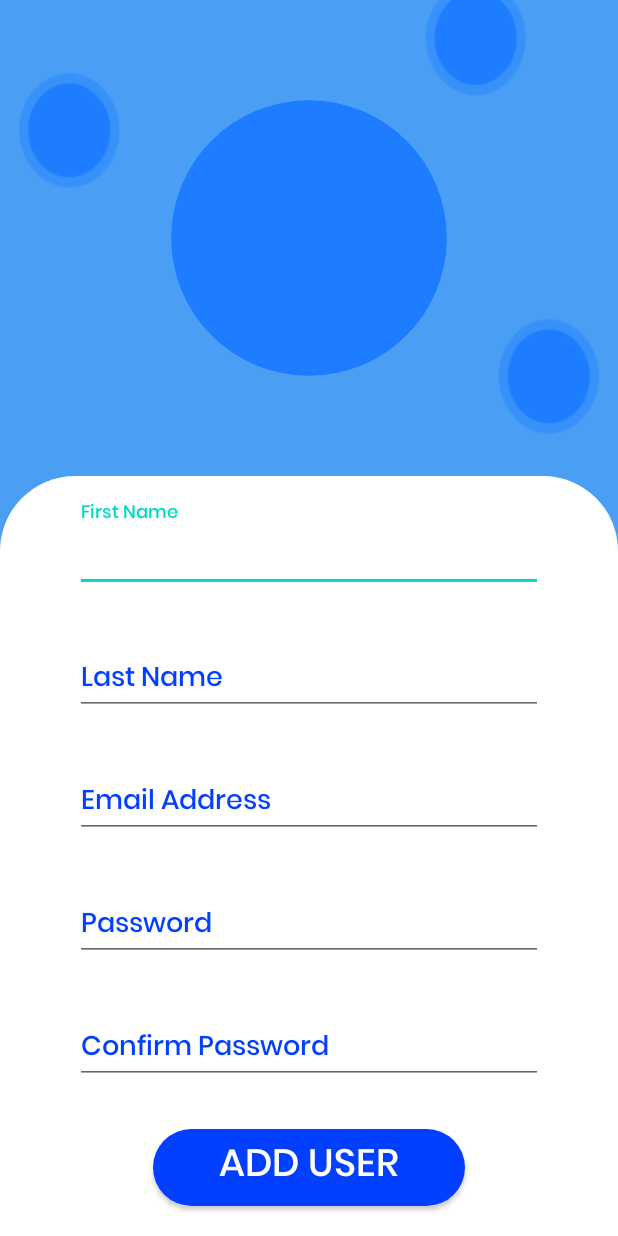
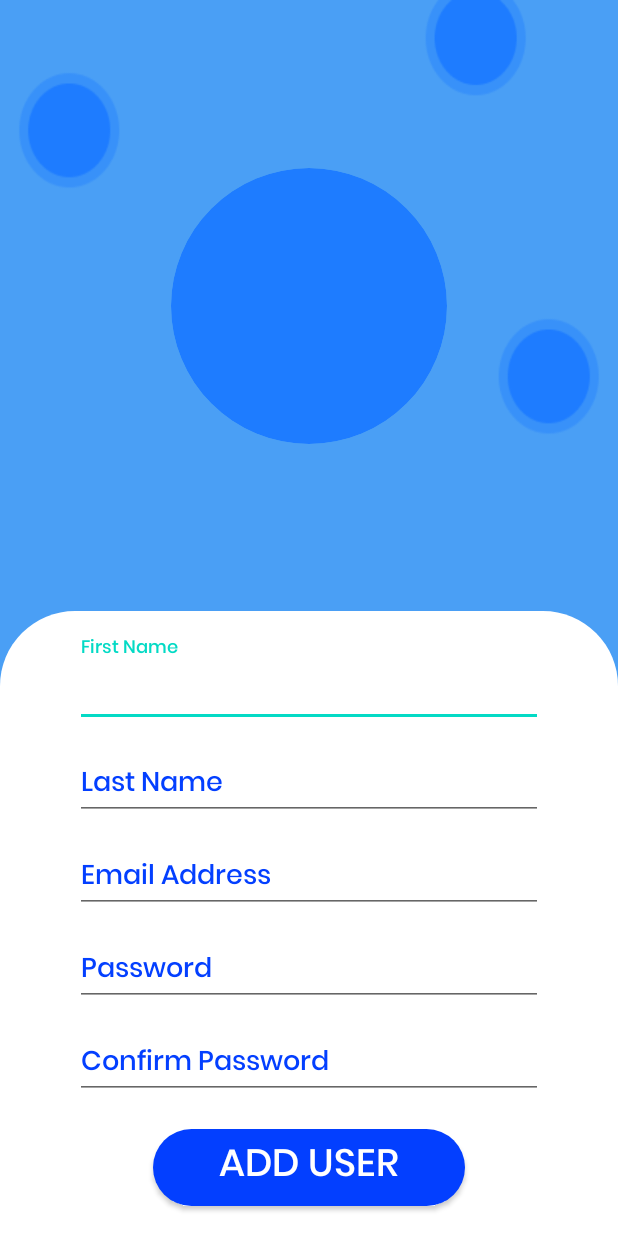
Before and after one commit to Meriem453/ResiMob, an Android app: the AddUserActivity screen opened directly, with no data from a screen before it, on a phone screen of 412 x 824 dp. Run offline under Robolectric (Android 15) with nearby library versions, the phone set to English and light mode, and no system bars; our stand-ins replace Firebase (no records; nobody signed in at launch, a user with empty details on screens opened directly).

Commit message:
improve activities design

```diff
--- a/app/src/main/res/layout/activity_add_user.xml
+++ b/app/src/main/res/layout/activity_add_user.xml
@@ -33,11 +33,9 @@
             android:layout_width="match_parent"
             android:layout_height="wrap_content"
             android:layout_marginHorizontal="50dp"
-            android:layout_marginBottom="10dp"
+            android:layout_marginTop="15dp"
             android:layout_weight="1"
-            android:textColorHint="@color/blue_botton"
-            android:layout_marginTop="15dp"
-            >
+            android:textColorHint="@color/blue_botton">
 
             <com.google.android.material.textfield.TextInputEditText
                 android:id="@+id/first_name"
@@ -52,7 +50,7 @@
             android:layout_width="match_parent"
             android:layout_height="wrap_content"
             android:layout_marginHorizontal="50dp"
-            android:layout_marginVertical="10dp"
+
             android:layout_weight="1"
             android:textColorHint="@color/blue_botton">
 
@@ -69,7 +67,6 @@
             android:layout_width="match_parent"
             android:layout_height="wrap_content"
             android:layout_marginHorizontal="50dp"
-            android:layout_marginVertical="10dp"
             android:layout_weight="1"
             android:textColorHint="@color/blue_botton">
 
@@ -88,7 +85,6 @@
             android:layout_width="match_parent"
             android:layout_height="wrap_content"
             android:layout_marginHorizontal="50dp"
-            android:layout_marginVertical="10dp"
             android:layout_weight="1"
             android:textColorHint="@color/blue_botton">
 
@@ -107,7 +103,6 @@
             android:layout_width="match_parent"
             android:layout_height="wrap_content"
             android:layout_marginHorizontal="50dp"
-            android:layout_marginVertical="10dp"
             android:layout_weight="1"
             android:textColorHint="@color/blue_botton"
 
--- a/app/src/main/res/values-night/themes.xml
+++ b/app/src/main/res/values-night/themes.xml
@@ -1,6 +1,6 @@
 <resources xmlns:tools="http://schemas.android.com/tools">
     <!-- Base application theme. -->
-    <style name="Theme.Residence_App" parent="Theme.AppCompat.Light.DarkActionBar">
+    <style name="Theme.Residence_App" parent="Theme.AppCompat.Light.NoActionBar">
         <!-- Primary brand color. -->
         <item name="colorPrimary">@color/purple_200</item>
         <item name="colorPrimaryDark">@color/purple_700</item>
```
